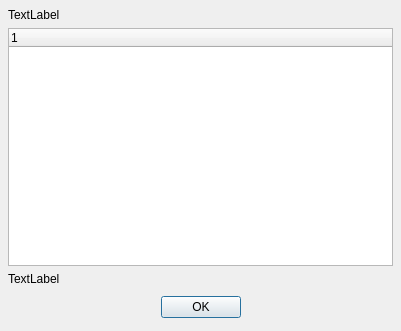
Old version of the form tools/designer/src/designer/plugindialog.ui in the repository arnt/qt-history2.
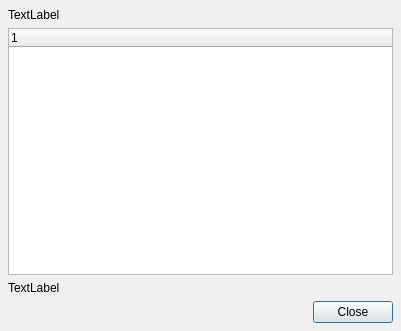
New version of the form.

Diff of the .ui file:
```diff
--- a/tools/designer/src/designer/plugindialog.ui
+++ b/tools/designer/src/designer/plugindialog.ui
@@ -64,41 +64,30 @@
      <property name="spacing" >
       <number>6</number>
      </property>
-     <item>
-      <spacer>
-       <property name="orientation" >
-        <enum>Qt::Horizontal</enum>
-       </property>
-       <property name="sizeHint" >
-        <size>
-         <width>131</width>
-         <height>31</height>
-        </size>
-       </property>
-      </spacer>
-     </item>
-     <item>
-      <widget class="QPushButton" name="okButton" >
-       <property name="text" >
-        <string>OK</string>
-       </property>
-      </widget>
-     </item>
-     <item>
-      <spacer>
-       <property name="orientation" >
-        <enum>Qt::Horizontal</enum>
-       </property>
-       <property name="sizeHint" >
-        <size>
-         <width>40</width>
-         <height>20</height>
-        </size>
-       </property>
-      </spacer>
-     </item>
+     <property name="leftMargin" >
+      <number>0</number>
+     </property>
+     <property name="topMargin" >
+      <number>0</number>
+     </property>
+     <property name="rightMargin" >
+      <number>0</number>
+     </property>
+     <property name="bottomMargin" >
+      <number>0</number>
+     </property>
     </layout>
    </item>
+   <item>
+    <widget class="QDialogButtonBox" name="buttonBox" >
+     <property name="orientation" >
+      <enum>Qt::Horizontal</enum>
+     </property>
+     <property name="standardButtons" >
+      <set>QDialogButtonBox::Close</set>
+     </property>
+    </widget>
+   </item>
   </layout>
  </widget>
  <pixmapfunction></pixmapfunction>
```
Left out of the diff: 37 changed lines with no effect on the pictures.
